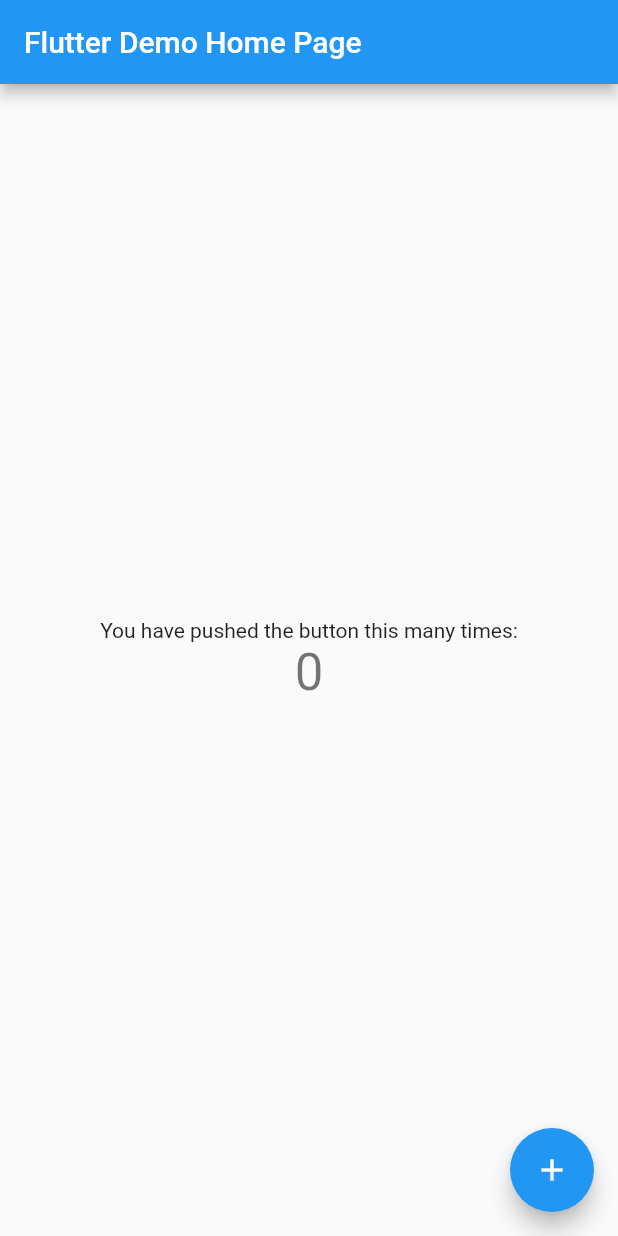
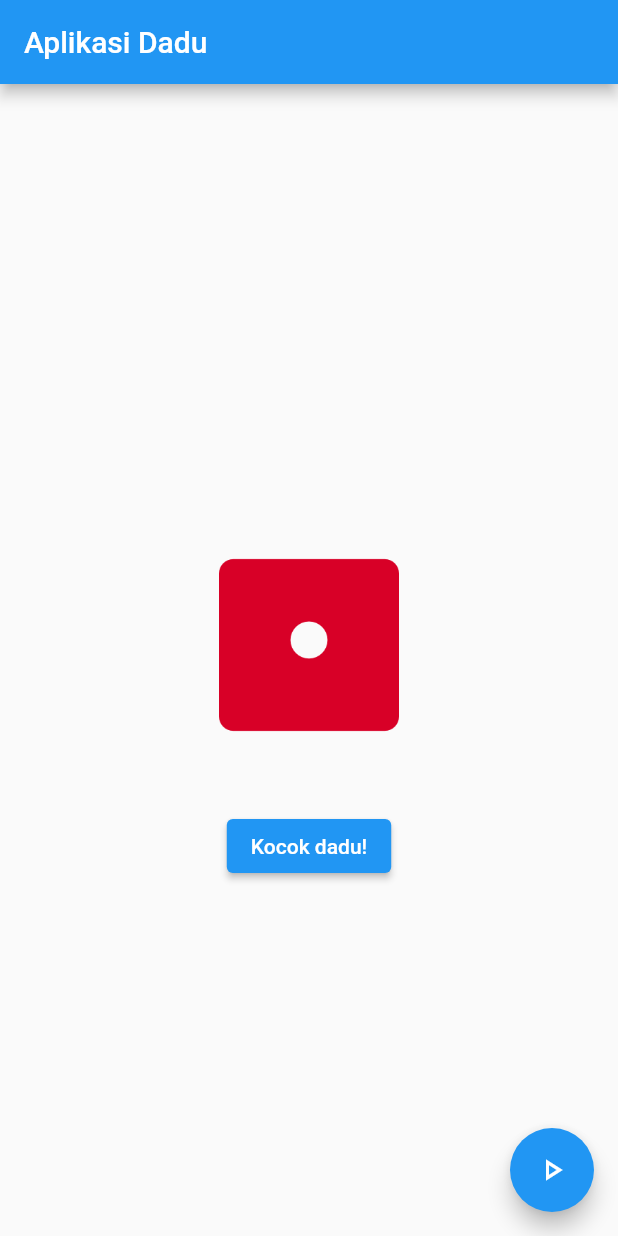
Before and after one commit to sslaia/dadu_app, a Flutter app: the screen it shows after launch, on a phone screen of 412 x 824 dp. Run offline on Flutter 3.47's test engine with Material 2 defaults, Android fonts, the phone set to English and light mode, and no system bars.

Commit message:
Hasil akhir aplikasi dadu pada pertemuan 6

```diff
--- a/lib/main.dart
+++ b/lib/main.dart
@@ -1,3 +1,5 @@
+import 'dart:math';
+
 import 'package:flutter/material.dart';
 
 void main() {
@@ -9,7 +11,8 @@ class MyApp extends StatelessWidget {
   @override
   Widget build(BuildContext context) {
     return MaterialApp(
-      title: 'Flutter Demo',
+      debugShowCheckedModeBanner: false,
+      title: 'Aplikasi Dadu',
       theme: ThemeData(
         // This is the theme of your application.
         //
@@ -22,7 +25,7 @@ class MyApp extends StatelessWidget {
         // is not restarted.
         primarySwatch: Colors.blue,
       ),
-      home: MyHomePage(title: 'Flutter Demo Home Page'),
+      home: MyHomePage(title: 'Aplikasi Dadu'),
     );
   }
 }
@@ -46,17 +49,22 @@ class MyHomePage extends StatefulWidget {
 }
 
 class _MyHomePageState extends State<MyHomePage> {
-  int _counter = 0;
+  int nomorDadu = 1;
+  String teks = "";
 
-  void _incrementCounter() {
+  void _kocokDadu() {
     setState(() {
-      // This call to setState tells the Flutter framework that something has
-      // changed in this State, which causes it to rerun the build method below
-      // so that the display can reflect the updated values. If we changed
-      // _counter without calling setState(), then the build method would not be
-      // called again, and so nothing would appear to happen.
-      _counter++;
+      nomorDadu = Random().nextInt(6) + 1;
+      _pesanTeks();
     });
+  }
+
+  void _pesanTeks() {
+    if (nomorDadu == 4) {
+      teks = "Selamat, Bos.\nHari ini hari keberuntungan Anda!";
+    } else {
+      teks = "Maaf,\nhari ini Anda belum beruntung!";
+    }
   }
 
   @override
@@ -94,19 +102,40 @@ class _MyHomePageState extends State<MyHomePage> {
           mainAxisAlignment: MainAxisAlignment.center,
           children: <Widget>[
             Text(
-              'You have pushed the button this many times:',
+              teks,
+              textAlign: TextAlign.center,
+              style: TextStyle(fontSize: 24.0,),
             ),
-            Text(
-              '$_counter',
-              style: Theme.of(context).textTheme.headline4,
+            SizedBox(
+              height: 50.0,
+            ),
+            GestureDetector(
+              onTap: () {
+                _kocokDadu();
+              },
+              child: Image.asset(
+                'images/dadu$nomorDadu.png',
+                width: 120.0,
+              ),
+            ),
+            SizedBox(
+              height: 50.0,
+            ),
+            ElevatedButton(
+              onPressed: () {
+                _kocokDadu();
+              },
+              child: Text(
+                'Kocok dadu!',
+              ),
             ),
           ],
         ),
       ),
       floatingActionButton: FloatingActionButton(
-        onPressed: _incrementCounter,
-        tooltip: 'Increment',
-        child: Icon(Icons.add),
+        onPressed: _kocokDadu,
+        tooltip: 'Kocok dadu',
+        child: Icon(Icons.play_arrow_outlined),
       ), // This trailing comma makes auto-formatting nicer for build methods.
     );
   }
--- a/pubspec.yaml
+++ b/pubspec.yaml
@@ -43,6 +43,8 @@ flutter:
   # included with your application, so that you can use the icons in
   # the material Icons class.
   uses-material-design: true
+  assets:
+    - images/
 
   # To add assets to your application, add an assets section, like this:
   # assets:
```
Also changed, not shown: images/dadu1.png (added), images/dadu2.png (added), images/dadu3.png (added), images/dadu4.png (added), images/dadu5.png (added), images/dadu6.png (added).
